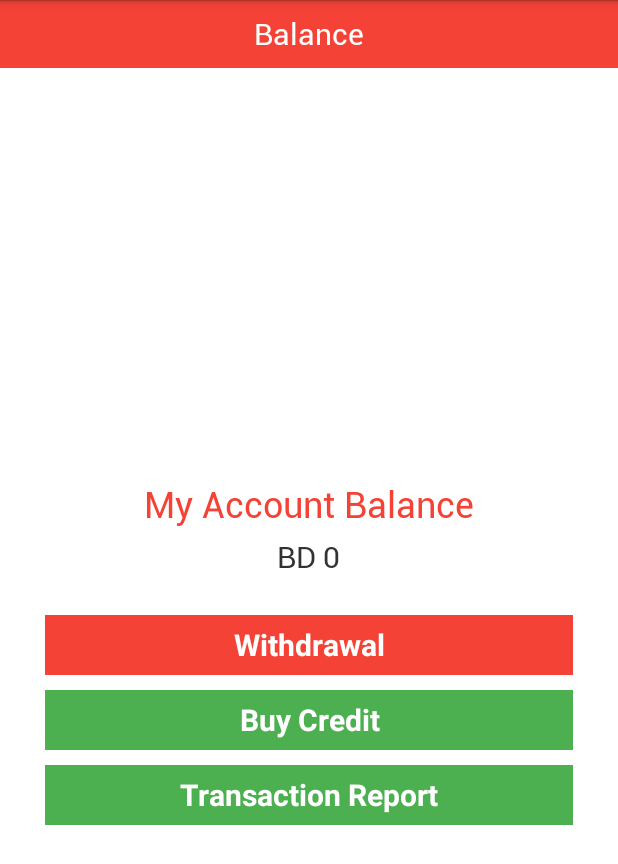
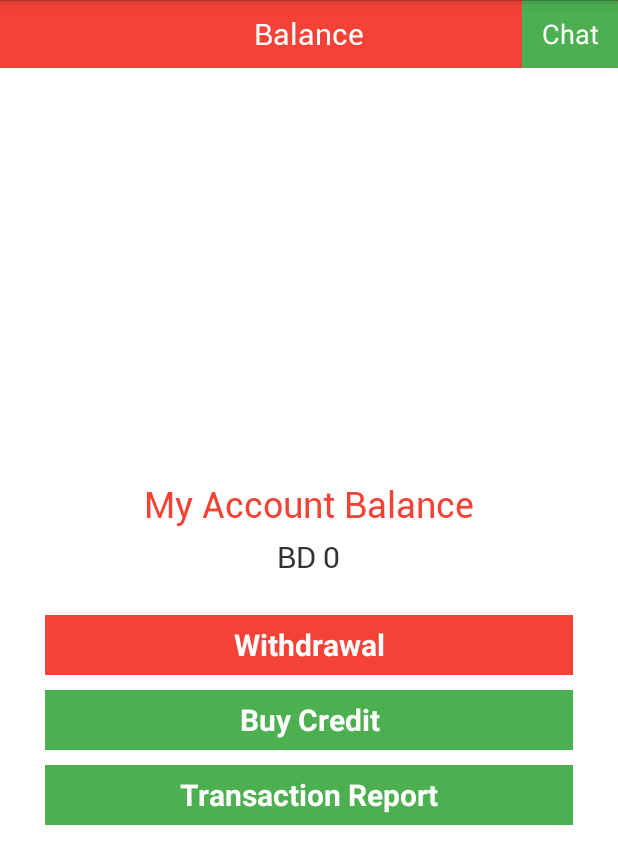
Before and after one commit to sureshdraco/wallet, an Android app: the BalanceActivity screen opened directly, with no data from a screen before it, on a phone screen of 412 x 824 dp. Shown: the top 864 px of the screen. Run offline under Robolectric (Android 15) with nearby library versions, the phone set to English and light mode, and no system bars; libraries missing offline, so code that uses them is left out: com.google.android.gms, de.keyboardsurfer.android; 1 statement that could not run was skipped.

Commit message:
added chat button

```diff
--- a/WalletApp/app/build.gradle
+++ b/WalletApp/app/build.gradle
@@ -7,7 +7,7 @@ android {
     defaultConfig {
         minSdkVersion 11
         applicationId "com.token.app"
-        versionCode 15
+        versionCode 16
         versionName "1.3"
     }
     lintOptions {
@@ -40,7 +40,7 @@ dependencies {
     compile 'com.google.android.gms:play-services:7.3.0'
     compile 'com.google.code.gson:gson:2.3'
     compile 'org.apache.httpcomponents:httpclient:4.3.6'
-    compile 'com.mcxiaoke.volley:library:1.0.6@aar'
+    compile 'com.mcxiaoke.volley:library:1.0.16@aar'
     compile 'com.jakewharton:disklrucache:2.0.2'
     compile('de.keyboardsurfer.android.widget:crouton:1.8.4@aar') {
         // exclusion is not neccessary, but generally a good idea.
--- a/WalletApp/app/src/main/AndroidManifest.xml
+++ b/WalletApp/app/src/main/AndroidManifest.xml
@@ -115,6 +115,9 @@
         <activity
             android:name=".view.AllTransactionFragementActivity"
             android:screenOrientation="portrait" />
+		<activity
+			android:name=".view.WebViewActivity"
+			android:screenOrientation="portrait" />
         <activity
             android:name=".view.PaymentActivity"
             android:screenOrientation="portrait"
--- /dev/null
+++ b/WalletApp/app/src/main/res/drawable/chat_button.xml
@@ -0,0 +1,27 @@
+<?xml version="1.0" encoding="utf-8"?>
+<selector xmlns:android="http://schemas.android.com/apk/res/android">
+    <item android:state_pressed="true">
+        <shape android:shape="rectangle">
+            <corners android:radius="1dp" />
+            <solid android:color="#aa4CAF50" />
+        </shape>
+    </item>
+    <item android:state_focused="true">
+        <shape android:shape="rectangle">
+            <corners android:radius="1dp" />
+            <solid android:color="#4CAF50" />
+        </shape>
+    </item>
+    <item android:state_enabled="false">
+        <shape android:shape="rectangle">
+            <corners android:radius="1dp" />
+            <solid android:color="#9e9e9e" />
+        </shape>
+    </item>
+    <item>
+        <shape android:shape="rectangle">
+            <corners android:radius="1dp" />
+            <solid android:color="#4CAF50" />
+        </shape>
+    </item>
+</selector>
--- a/WalletApp/app/src/main/res/layout/balance.xml
+++ b/WalletApp/app/src/main/res/layout/balance.xml
@@ -23,6 +23,15 @@
 			android:textColor="@android:color/white"
 			android:textSize="20sp"
 			android:textStyle="bold"/>
+
+		<Button
+			android:id="@+id/chatBtn"
+			android:layout_width="wrap_content"
+			android:layout_height="fill_parent"
+			android:layout_alignParentRight="true"
+			android:background="@drawable/chat_button"
+			android:text="Chat"
+			android:textColor="@color/White"/>
 	</RelativeLayout>
 
 	<RelativeLayout
```
Also changed, not shown: WalletApp/app/src/main/java/com/token/app/view/AllTransactionFragementActivity.java (+28 -0 lines), WalletApp/app/src/main/java/com/token/app/view/BalanceActivity.java (+27 -7 lines), WalletApp/app/src/main/java/com/token/app/view/InformationActivity.java (+31 -4 lines), WalletApp/app/src/main/java/com/token/app/view/WebViewActivity.java (added, +94 -0 lines), WalletApp/app/src/main/res/layout/activity_main.xml (+9 -0 lines), WalletApp/app/src/main/res/layout/information.xml (+9 -0 lines), WalletApp/app/src/main/res/layout/webview.xml (added, +29 -0 lines), WalletApp/app/src/main/res/drawable/com_facebook_close.png (added).
